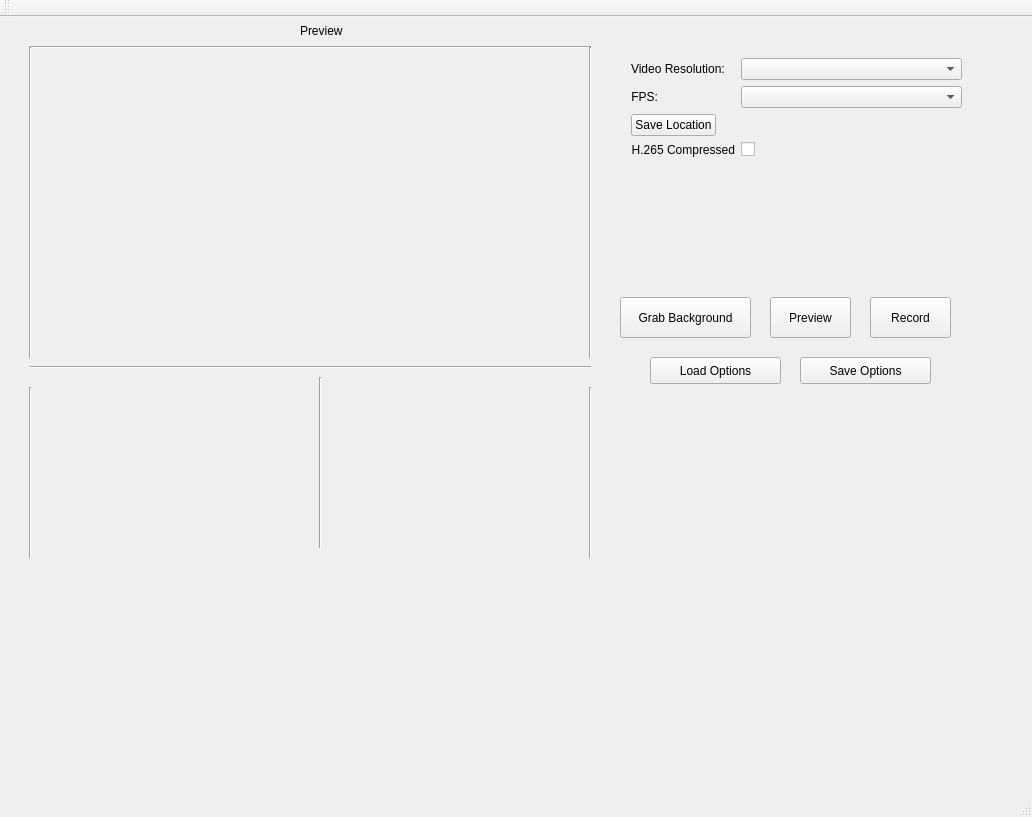
Old version of the form mainwindow.ui in the repository JohnsonLabJanelia/EmergentCamera.
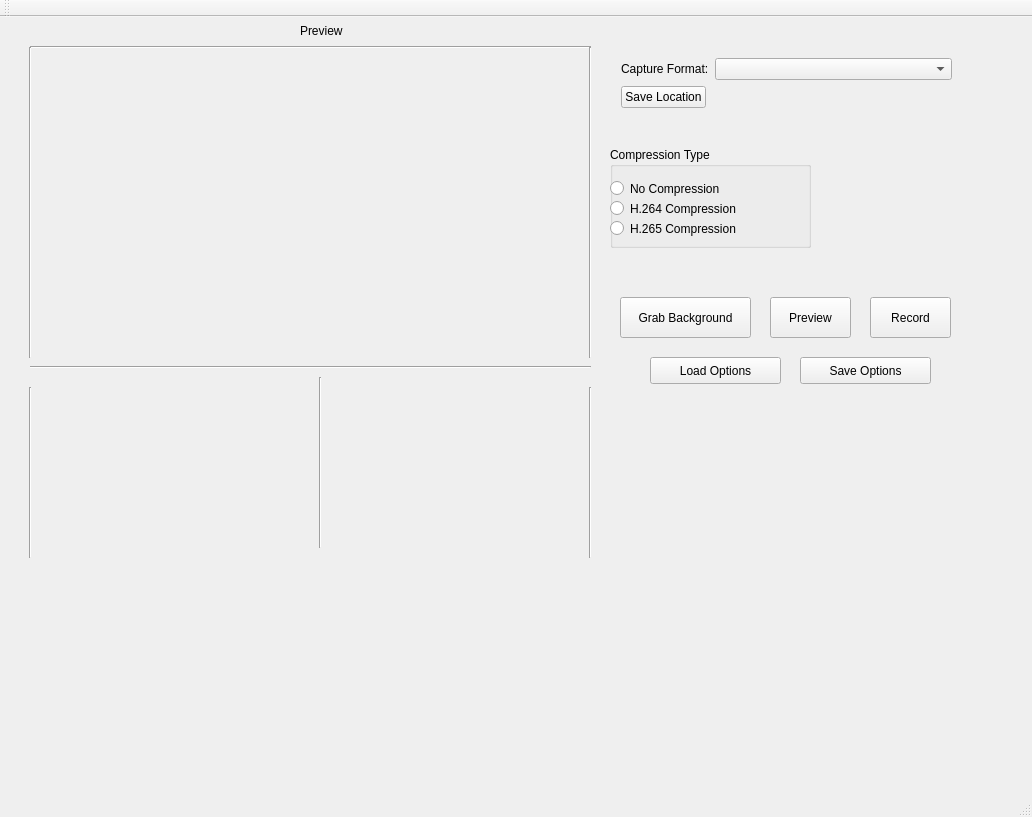
New version of the form. Icons and pictures are not drawn.

Commit message: added options for selecting output format

```diff
--- a/mainwindow.ui
+++ b/mainwindow.ui
@@ -151,17 +151,17 @@
    <widget class="QWidget" name="layoutWidget">
     <property name="geometry">
      <rect>
-      <x>620</x>
+      <x>610</x>
       <y>30</y>
       <width>353</width>
-      <height>231</height>
+      <height>101</height>
      </rect>
     </property>
     <layout class="QFormLayout" name="formLayout">
      <item row="0" column="0">
       <widget class="QLabel" name="resolutionLabel">
        <property name="text">
-        <string>Video Resolution:</string>
+        <string>Capture Format:</string>
        </property>
       </widget>
      </item>
@@ -169,26 +169,13 @@
       <widget class="QComboBox" name="resolutionOptions"/>
      </item>
      <item row="1" column="0">
-      <widget class="QLabel" name="fpsLabel">
-       <property name="text">
-        <string>FPS:</string>
-       </property>
-       <property name="alignment">
-        <set>Qt::AlignRight|Qt::AlignTrailing|Qt::AlignVCenter</set>
-       </property>
-      </widget>
-     </item>
-     <item row="1" column="1">
-      <widget class="QComboBox" name="fps_options"/>
-     </item>
-     <item row="5" column="0">
       <widget class="QPushButton" name="saveLocation">
        <property name="text">
         <string>Save Location</string>
        </property>
       </widget>
      </item>
-     <item row="5" column="1">
+     <item row="4" column="1">
       <widget class="QLabel" name="saveFilename">
        <property name="text">
         <string/>
@@ -198,27 +185,6 @@
        </property>
       </widget>
      </item>
-     <item row="6" column="0">
-      <widget class="QLabel" name="compressionLabel">
-       <property name="text">
-        <string>H.265 Compressed</string>
-       </property>
-       <property name="alignment">
-        <set>Qt::AlignRight|Qt::AlignTrailing|Qt::AlignVCenter</set>
-       </property>
-      </widget>
-     </item>
-     <item row="6" column="1">
-      <layout class="QHBoxLayout" name="horizontalLayout">
-       <item>
-        <widget class="QCheckBox" name="h265_checkbox">
-         <property name="text">
-          <string/>
-         </property>
-        </widget>
-       </item>
-      </layout>
-     </item>
     </layout>
    </widget>
    <widget class="QLabel" name="VideoPreview_2">
@@ -302,6 +268,58 @@
      <string>Grab Background</string>
     </property>
    </widget>
+   <widget class="QGroupBox" name="groupBox">
+    <property name="geometry">
+     <rect>
+      <x>610</x>
+      <y>130</y>
+      <width>201</width>
+      <height>101</height>
+     </rect>
+    </property>
+    <property name="title">
+     <string>Compression Type</string>
+    </property>
+    <widget class="QRadioButton" name="compression_h265">
+     <property name="geometry">
+      <rect>
+       <x>0</x>
+       <y>70</y>
+       <width>157</width>
+       <height>23</height>
+      </rect>
+     </property>
+     <property name="text">
+      <string>H.265 Compression</string>
+     </property>
+    </widget>
+    <widget class="QRadioButton" name="compression_h264">
+     <property name="geometry">
+      <rect>
+       <x>0</x>
+       <y>50</y>
+       <width>157</width>
+       <height>23</height>
+      </rect>
+     </property>
+     <property name="text">
+      <string>H.264 Compression</string>
+     </property>
+    </widget>
+    <widget class="QRadioButton" name="compression_raw">
+     <property name="geometry">
+      <rect>
+       <x>0</x>
+       <y>30</y>
+       <width>137</width>
+       <height>23</height>
+      </rect>
+     </property>
+     <property name="text">
+      <string>No Compression</string>
+     </property>
+    </widget>
+   </widget>
   </widget>
   <widget class="QMenuBar" name="menuBar">
    <property name="geometry">
```
Left out of the diff: 4 changed lines with no effect on the pictures. The commit also changes 2 other files.
